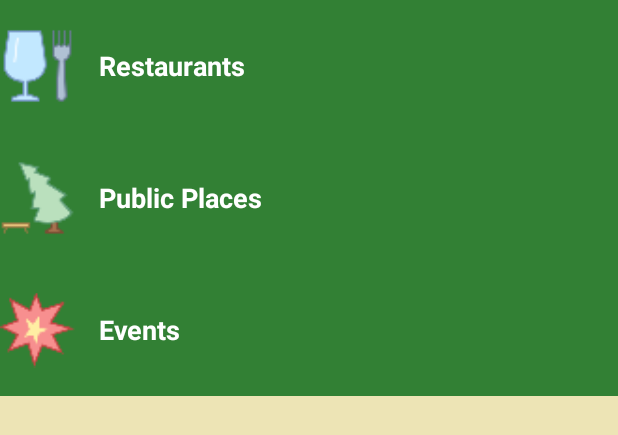
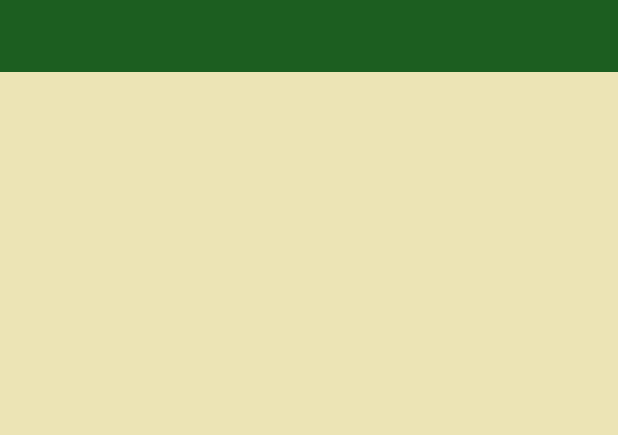
Before and after one commit to voiceinthedark/BeirutTourGuide, an Android app: the layout activity_main.xml on its own in the app's theme, with its tools: preview values and no code run, on a phone screen of 412 x 824 dp. Shown: the top 435 px of the screen. Run offline under Robolectric (Android 15) with nearby library versions, the phone set to English and light mode, and no system bars.

Commit message:
add view pager mode to categories

```diff
--- a/app/build.gradle
+++ b/app/build.gradle
@@ -26,4 +26,5 @@ dependencies {
     androidTestImplementation 'com.android.support.test:runner:1.0.2'
     androidTestImplementation 'com.android.support.test.espresso:espresso-core:3.0.2'
     implementation 'de.hdodenhof:circleimageview:2.2.0'
+    implementation 'com.android.support:design:28.0.0-alpha3'
 }
--- a/app/src/main/java/com/example/porphiros/beiruttourguide/RestaurantActivity.java
+++ b/app/src/main/java/com/example/porphiros/beiruttourguide/RestaurantActivity.java
@@ -17,7 +17,5 @@ public class RestaurantActivity extends AppCompatActivity {
         getSupportFragmentManager().beginTransaction()
                 .replace(R.id.container, new RestaurantFragment())
                 .commit();
-
-
     }
 }
--- a/app/src/main/res/layout/activity_main.xml
+++ b/app/src/main/res/layout/activity_main.xml
@@ -9,62 +9,26 @@
     tools:context=".MainActivity">
 
 
-    <LinearLayout
-        android:layout_width="match_parent"
-        android:layout_height="@dimen/list_item_height"
-        android:orientation="horizontal">
-
-        <ImageView
-            style="@style/icon_category_style"
-            app:srcCompat="@drawable/ic_food" />
-
-        <TextView
-            android:id="@+id/category_resturant"
-            style="@style/category_style"
-            android:layout_width="match_parent"
-            android:background="@color/color_restaurant"
-            android:text="@string/restaurants"
-             />
-
-    </LinearLayout>
 
 
-    <LinearLayout
+    <android.support.v4.view.ViewPager
+        android:id="@+id/category_viewpager"
         android:layout_width="match_parent"
-        android:layout_height="@dimen/list_item_height"
-        android:orientation="horizontal">
+        android:layout_height="match_parent">
 
-        <ImageView
-            style="@style/icon_category_style"
-            app:srcCompat="@drawable/ic_park" />
+        <android.support.design.widget.TabLayout
+            android:layout_width="match_parent"
+            android:layout_height="wrap_content"
+            android:id="@+id/categorytabs"
+            app:tabIndicatorColor="@android:color/white"
+            android:background="@color/colorPrimaryDark"
+            app:tabTextColor="@android:color/white"
+            app:tabSelectedTextColor="@android:color/white"
+            app:tabMode="scrollable"
+            app:tabGravity="center">
 
-        <TextView
-            android:id="@+id/category_public_places"
-            style="@style/category_style"
-            android:layout_width="match_parent"
-            android:background="@color/color_public"
-            android:text="@string/public_places"
-             />
+        </android.support.design.widget.TabLayout>
 
-    </LinearLayout>
-
-    <LinearLayout
-        android:layout_width="match_parent"
-        android:layout_height="@dimen/list_item_height"
-        android:orientation="horizontal">
-
-        <ImageView
-            style="@style/icon_category_style"
-            app:srcCompat="@drawable/ic_bang" />
-
-        <TextView
-            android:id="@+id/category_events"
-            style="@style/category_style"
-            android:layout_width="match_parent"
-            android:background="@color/color_event"
-            android:text="@string/events"
-             />
-
-    </LinearLayout>
+    </android.support.v4.view.ViewPager>
 
 </LinearLayout>
```
Also changed, not shown: app/src/main/java/com/example/porphiros/beiruttourguide/CategoryPagerAdapter.java (added, +52 -0 lines), app/src/main/java/com/example/porphiros/beiruttourguide/MainActivity.java (+15 -27 lines).
